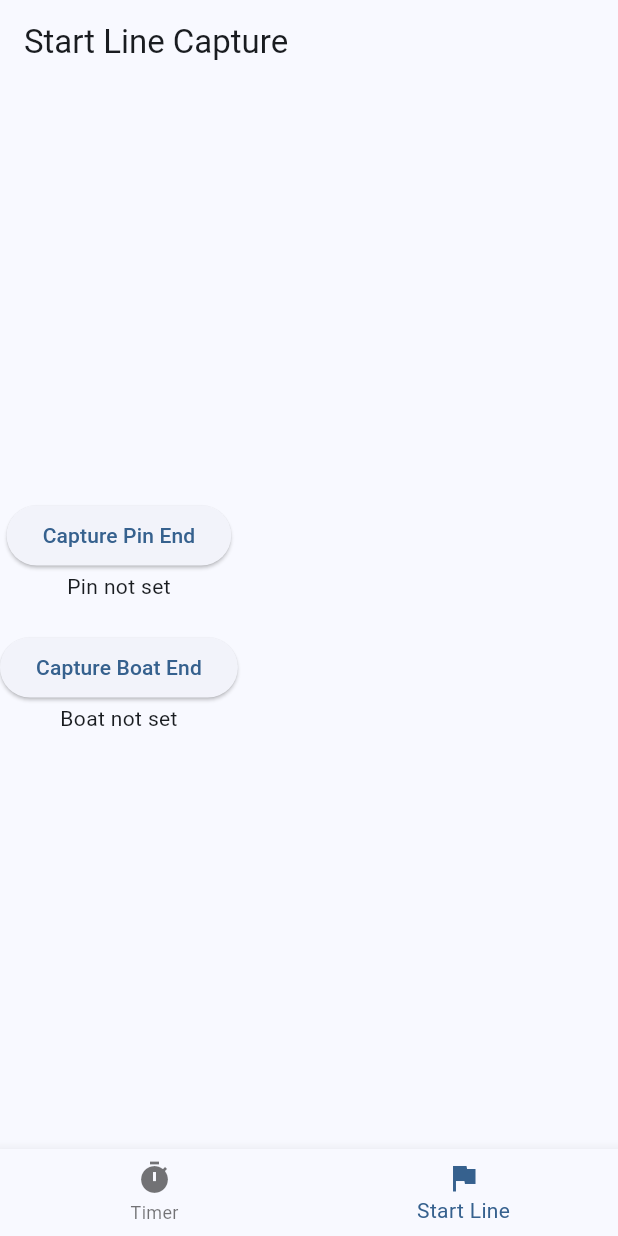
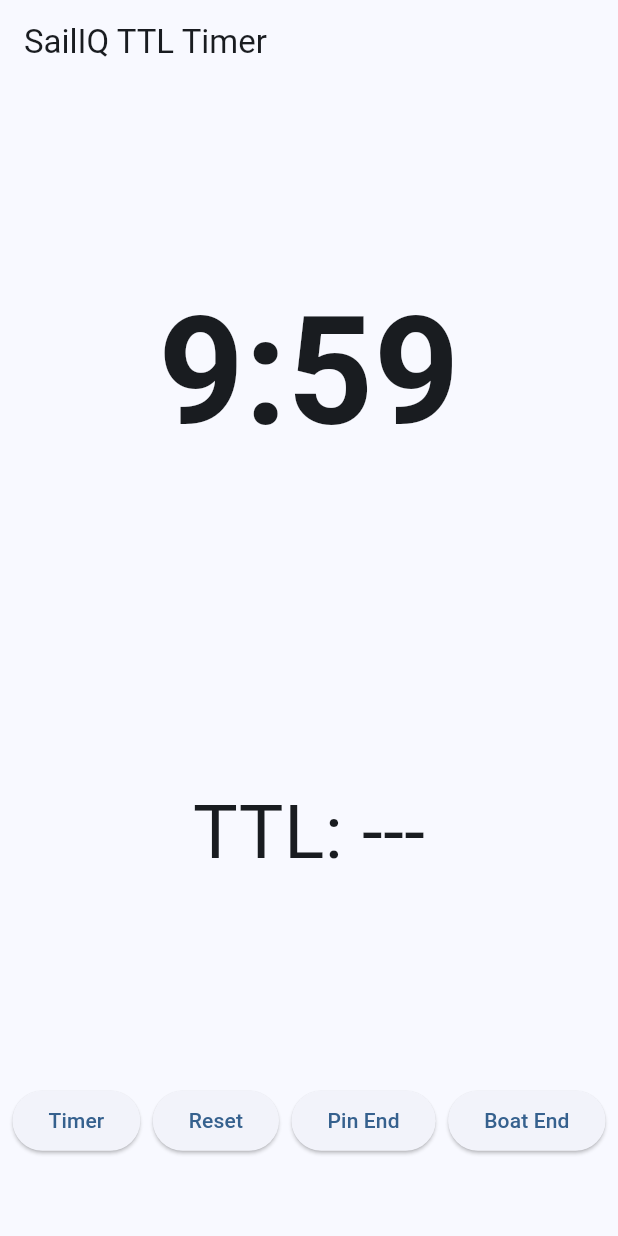
Before and after one commit to JarrodSailing/sailiqtimer, a Flutter app: the screen it shows after launch, item 2 of the bottom bar chosen, on a phone screen of 412 x 824 dp. Run offline on Flutter 3.47's test engine with Material 3 defaults, Android fonts, the phone set to English and light mode, and no system bars; our stand-ins replace flutter_compass, flutter_riverpod, geolocator, permission_handler.

Commit message:
Unified StartLine screen with TTL, timer, double-tap capture, heading corrected TTL calculation

```diff
--- a/lib/app.dart
+++ b/lib/app.dart
@@ -1,6 +1,5 @@
 import 'package:flutter/material.dart';
 import 'package:flutter_riverpod/flutter_riverpod.dart';
-import 'features/timer/timer_screen.dart';
 import 'features/startline/startline_screen.dart';
 
 class SailIQTimerApp extends ConsumerStatefulWidget {
@@ -11,19 +10,6 @@ class SailIQTimerApp extends ConsumerStatefulWidget {
 }
 
 class _SailIQTimerAppState extends ConsumerState<SailIQTimerApp> {
-  int _selectedIndex = 0;
-
-  static const List<Widget> _screens = [
-    TimerScreen(),
-    StartLineScreen(),
-  ];
-
-  void _onItemTapped(int index) {
-    setState(() {
-      _selectedIndex = index;
-    });
-  }
-
   @override
   Widget build(BuildContext context) {
     return MaterialApp(
@@ -32,17 +18,7 @@ class _SailIQTimerAppState extends ConsumerState<SailIQTimerApp> {
         colorScheme: ColorScheme.fromSeed(seedColor: Colors.blue),
         useMaterial3: true,
       ),
-      home: Scaffold(
-        body: _screens[_selectedIndex],
-        bottomNavigationBar: BottomNavigationBar(
-          currentIndex: _selectedIndex,
-          onTap: _onItemTapped,
-          items: const [
-            BottomNavigationBarItem(icon: Icon(Icons.timer), label: 'Timer'),
-            BottomNavigationBarItem(icon: Icon(Icons.flag), label: 'Start Line'),
-          ],
-        ),
-      ),
+      home: const StartLineScreen(),
     );
   }
 }
--- a/lib/features/startline/startline_screen.dart
+++ b/lib/features/startline/startline_screen.dart
@@ -2,6 +2,9 @@ import 'package:flutter/material.dart';
 import 'package:flutter_riverpod/flutter_riverpod.dart';
 import '../../core/permissions/permissions_service.dart';
 import '../../sensors/gps/gps_provider.dart';
+import '../../sensors/heading/heading_provider.dart';
+import 'startline_provider.dart';
+import 'ttl_service.dart';
 import 'package:geolocator/geolocator.dart';
 
 class StartLineScreen extends ConsumerStatefulWidget {
@@ -12,9 +15,21 @@ class StartLineScreen extends ConsumerStatefulWidget {
 }
 
 class _StartLineScreenState extends ConsumerState<StartLineScreen> {
-  Position? pinEndPosition;
-  Position? boatEndPosition;
+  final ttlService = TtlService();
+  int _selectedSeconds = 600; // default 10 min
+  int _remainingSeconds = 600;
+  bool _timerRunning = false;
+  int _pinPressCount = 0;
+  int _boatPressCount = 0;
   String error = '';
+  late final gpsService = ref.read(gpsServiceProvider);
+  late final headingService = ref.read(headingServiceProvider);
+
+  @override
+  void initState() {
+    super.initState();
+    requestPermissions();
+  }
 
   Future<void> requestPermissions() async {
     final permissionService = PermissionsService();
@@ -26,58 +41,142 @@ class _StartLineScreenState extends ConsumerState<StartLineScreen> {
     }
   }
 
+  void cycleTimer() {
+    setState(() {
+      if (_selectedSeconds == 600) {
+        _selectedSeconds = 300;
+      } else if (_selectedSeconds == 300) {
+        _selectedSeconds = 60;
+      } else {
+        _selectedSeconds = 600;
+      }
+      _remainingSeconds = _selectedSeconds;
+    });
+  }
+
+  void toggleStartReset() {
+    if (_timerRunning) {
+      setState(() {
+        _timerRunning = false;
+        _remainingSeconds = _selectedSeconds;
+      });
+    } else {
+      setState(() {
+        _timerRunning = true;
+      });
+      countdown();
+    }
+  }
+
+  void countdown() {
+    Future.doWhile(() async {
+      await Future.delayed(const Duration(seconds: 1));
+      if (!_timerRunning) return false;
+      if (_remainingSeconds > 0) {
+        setState(() => _remainingSeconds--);
+        return true;
+      } else {
+        setState(() => _timerRunning = false);
+        return false;
+      }
+    });
+  }
+
   Future<void> capturePinEnd() async {
+    _pinPressCount++;
+    if (_pinPressCount >= 2) {
       try {
-      final gps = ref.read(gpsServiceProvider);
-      final position = await gps.getCurrentPosition();
-      setState(() => pinEndPosition = position);
+        final position = await gpsService.getCurrentPosition();
+        ref.read(startLineProvider.notifier).setPinEnd(position);
+        _pinPressCount = 0;
+        ScaffoldMessenger.of(context).showSnackBar(
+          const SnackBar(content: Text("Pin End set")),
+        );
       } catch (e) {
         setState(() => error = 'Error: $e');
       }
     }
+  }
 
   Future<void> captureBoatEnd() async {
+    _boatPressCount++;
+    if (_boatPressCount >= 2) {
       try {
-      final gps = ref.read(gpsServiceProvider);
-      final position = await gps.getCurrentPosition();
-      setState(() => boatEndPosition = position);
+        final position = await gpsService.getCurrentPosition();
+        ref.read(startLineProvider.notifier).setBoatEnd(position);
+        _boatPressCount = 0;
+        ScaffoldMessenger.of(context).showSnackBar(
+          const SnackBar(content: Text("Boat End set")),
+        );
       } catch (e) {
         setState(() => error = 'Error: $e');
       }
     }
-
-  @override
-  void initState() {
-    super.initState();
-    requestPermissions();
   }
 
   @override
   Widget build(BuildContext context) {
+    final startLineState = ref.watch(startLineProvider);
+    final gpsStream = gpsService.positionStream;
+    final headingStream = headingService.headingStream;
+
     return Scaffold(
-      appBar: AppBar(title: const Text('Start Line Capture')),
+      appBar: AppBar(title: const Text('SailIQ TTL Timer')),
       body: Column(
-        mainAxisAlignment: MainAxisAlignment.center,
         children: [
+          // Timer (top 50%)
+          Expanded(
+            flex: 5,
+            child: Center(
+              child: Text(
+                '${_remainingSeconds ~/ 60}:${(_remainingSeconds % 60).toString().padLeft(2, '0')}',
+                style: const TextStyle(fontSize: 100, fontWeight: FontWeight.bold),
+              ),
+            ),
+          ),
+          // TTL (middle 30%)
+          Expanded(
+            flex: 3,
+            child: StreamBuilder<Position>(
+              stream: gpsStream,
+              builder: (context, gpsSnapshot) {
+                return StreamBuilder<double>(
+                  stream: headingStream,
+                  builder: (context, headingSnapshot) {
+                    final ttl = ttlService.calculateTtl(
+                      currentPosition: gpsSnapshot.data,
+                      pinEnd: startLineState.pinEnd,
+                      boatEnd: startLineState.boatEnd,
+                      heading: headingSnapshot.data,
+                    );
+
+                    return Center(
+                      child: Text(
+                        ttl != null ? 'TTL: ${ttl.toStringAsFixed(1)} sec' : 'TTL: ---',
+                        style: const TextStyle(fontSize: 50),
+                      ),
+                    );
+                  },
+                );
+              },
+            ),
+          ),
+          // Buttons (bottom 20%)
+          Expanded(
+            flex: 2,
+            child: Row(
+              mainAxisAlignment: MainAxisAlignment.spaceEvenly,
+              children: [
+                ElevatedButton(onPressed: cycleTimer, child: const Text('Timer')),
                 ElevatedButton(
-            onPressed: capturePinEnd,
-            child: const Text('Capture Pin End'),
+                  onPressed: toggleStartReset,
+                  child: Text(_timerRunning ? 'Reset' : 'Start'),
                 ),
-          Text(pinEndPosition != null
-              ? 'Pin: ${pinEndPosition!.latitude}, ${pinEndPosition!.longitude}'
-              : 'Pin not set'),
-          const SizedBox(height: 20),
-          ElevatedButton(
-            onPressed: captureBoatEnd,
-            child: const Text('Capture Boat End'),
+                ElevatedButton(onPressed: capturePinEnd, child: const Text('Pin End')),
+                ElevatedButton(onPressed: captureBoatEnd, child: const Text('Boat End')),
+              ],
             ),
-          Text(boatEndPosition != null
-              ? 'Boat: ${boatEndPosition!.latitude}, ${boatEndPosition!.longitude}'
-              : 'Boat not set'),
-          if (error.isNotEmpty) ...[
-            const SizedBox(height: 20),
-            Text(error, style: const TextStyle(color: Colors.red)),
-          ]
+          ),
         ],
       ),
     );
--- /dev/null
+++ b/lib/features/startline/ttl_service.dart
@@ -0,0 +1,81 @@
+import 'dart:math';
+import 'package:geolocator/geolocator.dart';
+
+class TtlService {
+  double? calculateTtl({
+    required Position? currentPosition,
+    required Position? pinEnd,
+    required Position? boatEnd,
+    required double? heading,
+  }) {
+    if (currentPosition == null || pinEnd == null || boatEnd == null || heading == null) {
+      return null; // Insufficient data
+    }
+
+    final distanceToLine = _distanceToLine(
+      currentPosition.latitude,
+      currentPosition.longitude,
+      pinEnd.latitude,
+      pinEnd.longitude,
+      boatEnd.latitude,
+      boatEnd.longitude,
+    );
+
+    final lineAngle = _bearing(
+      pinEnd.latitude, pinEnd.longitude,
+      boatEnd.latitude, boatEnd.longitude,
+    );
+
+    final approachAngle = _deg2rad(heading) - (lineAngle + pi / 2);
+    final projectedSpeed = cos(approachAngle) * currentPosition.speed;
+
+    // Always calculate with absolute projected speed (heading always included)
+    final safeProjectedSpeed = projectedSpeed.abs();
+
+    if (safeProjectedSpeed <= 0.01) {
+      return null; // Still safely avoid divide-by-zero if stationary
+    }
+
+    return distanceToLine / safeProjectedSpeed;
+  }
+
+  double _deg2rad(double deg) => deg * pi / 180.0;
+
+  double _distanceToLine(
+      double lat, double lon,
+      double lat1, double lon1,
+      double lat2, double lon2) {
+
+    final phi = _deg2rad(lat);
+    final lambda = _deg2rad(lon);
+    final phi1 = _deg2rad(lat1);
+    final lambda1 = _deg2rad(lon1);
+    final phi2 = _deg2rad(lat2);
+    final lambda2 = _deg2rad(lon2);
+
+    final R = 6371000.0;
+
+    final d13 = _haversine(phi1, lambda1, phi, lambda);
+    final theta13 = _bearing(phi1, lambda1, phi, lambda);
+    final theta12 = _bearing(phi1, lambda1, phi2, lambda2);
+
+    final deltaTheta = theta13 - theta12;
+    final dXt = asin(sin(d13 / R) * sin(deltaTheta)) * R;
+
+    return dXt.abs();
+  }
+
+  double _haversine(double phi1, double lambda1, double phi2, double lambda2) {
+    final dPhi = phi2 - phi1;
+    final dLambda = lambda2 - lambda1;
+    return 2 * asin(sqrt(pow(sin(dPhi / 2), 2) +
+        cos(phi1) * cos(phi2) * pow(sin(dLambda / 2), 2))) * 6371000.0;
+  }
+
+  double _bearing(double phi1, double lambda1, double phi2, double lambda2) {
+    final y = sin(lambda2 - lambda1) * cos(phi2);
+    final x = cos(phi1) * sin(phi2) -
+        sin(phi1) * cos(phi2) * cos(lambda2 - lambda1);
+    return atan2(y, x);
+  }
+}
--- /dev/null
+++ b/lib/sensors/heading/heading_provider.dart
@@ -0,0 +1,6 @@
+import 'package:flutter_riverpod/flutter_riverpod.dart';
+import 'heading_service.dart';
+
+final headingServiceProvider = Provider<HeadingService>((ref) {
+  return HeadingService();
+});
--- a/pubspec.yaml
+++ b/pubspec.yaml
@@ -13,6 +13,7 @@ dependencies:
   flutter_riverpod: ^2.4.5
   permission_handler: ^11.3.1
   geolocator: ^10.1.0
+  flutter_compass: ^0.8.1
 
   cupertino_icons: ^1.0.8
 
```
Also changed, not shown: lib/features/startline/startline_provider.dart (added, +33 -0 lines), lib/features/timer/timer_screen.dart (deleted, +0 -75 lines), lib/features/timer/timer_service.dart (+9 -3 lines), lib/sensors/heading/heading_service.dart (added, +16 -0 lines), pubspec.lock. Lines whose indentation alone changed are shown as unchanged.
